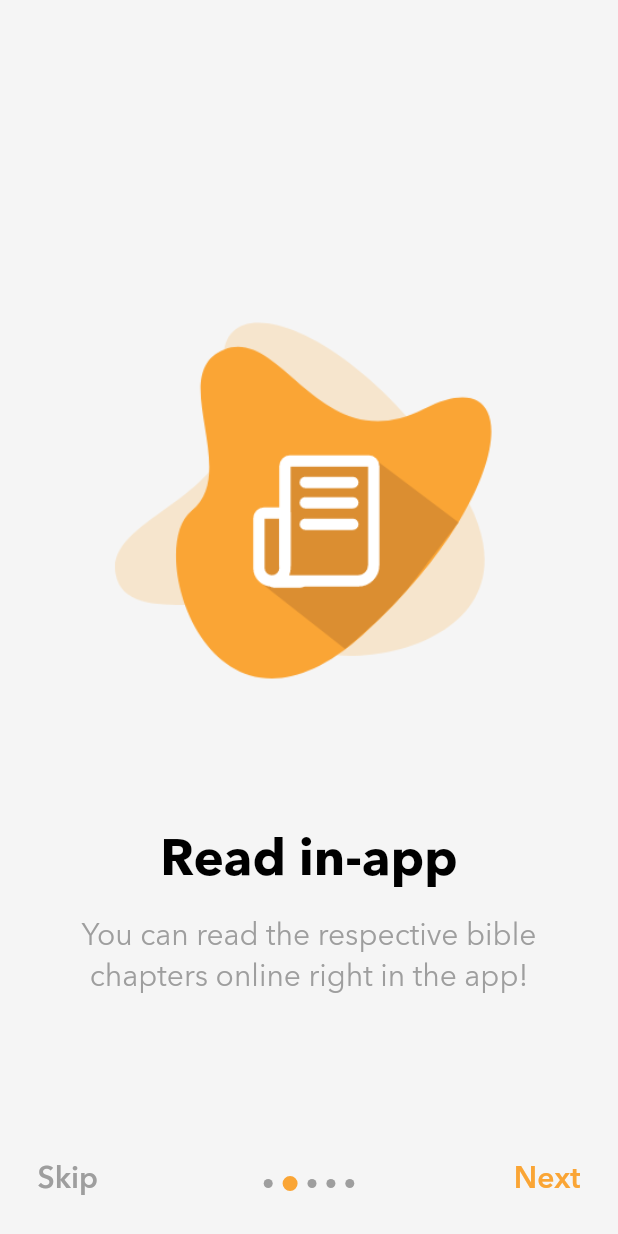
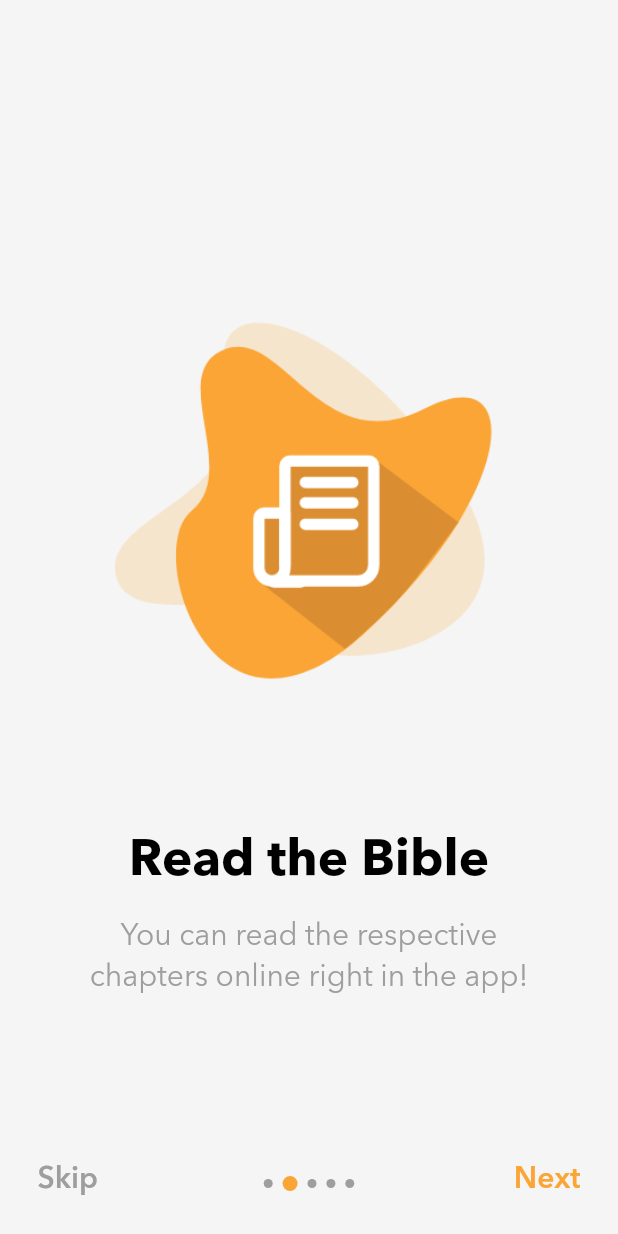
Before and after one commit to Mannydefreitas7/BibleRead, a Flutter app: the screen it shows after launch, swiped to page 2, on a phone screen of 412 x 824 dp. Run offline on Flutter 3.47's test engine with Material 2 defaults, Android fonts, the phone set to English and light mode, and no system bars; our stand-ins replace connectivity, flutter_html, flutter_local_notifications, flutter_slidable, flutter_spinkit, just_audio and 12 more; missing offline and left inert: auto_direction, better_uuid, extended_text, flutter_app_badger, flutter_device_locale, flutter_sfsymbols and 2 more; accounts and stored records are empty.

Commit message:
beta release 2

```diff
--- a/assets/lang/fr.json
+++ b/assets/lang/fr.json
@@ -9,7 +9,7 @@
     "mark_read": "Marquer comme lu",
     "read": "Lire",
     "play": "Ecouter",
-    "reading_plan": "Programme de lecture",
+    "reading_plan": "Lectures",
     "plan_0": "Normal",
     "plan_3": "Les écrits de Moïse",
     "plan_4": "Israël entre dans la Terre promise",
@@ -25,7 +25,7 @@
     "review_us_on_app_store": "Laisser une review",
     "start_reading_over": "Recommencer la lecture",
     "welcome": "Bienvenue!",
-    "listen": "Ecoutez",
+    "listen": "Ecouter",
     "save_bookmark": "Marquer la page",
     "current": "En ce moment",
     "day": "Jour",
@@ -66,5 +66,5 @@
     "intro_page_four": "Vous voulez quelque chose de différent? Choisissez l'un des 12 plans de lecture de la Bible!",
     "intro_page_five_title": "Suivez vos progrès",
     "intro_page_five": "Régler la progression de l'application à la vôtre. Vérifiez ou vous en êtes ou définissez une date de début de lecture.",
-    "cannot_select_a_date_in_the_future": "无法选择将来的日期"
+    "cannot_select_a_date_in_the_future": "Veuillez selectioner une date anterieure"
 }
--- a/lib/components/CompletedCard.dart
+++ b/lib/components/CompletedCard.dart
@@ -1,14 +1,10 @@
 
-
-import 'dart:io';
 
 import 'package:BibleRead/helpers/LocalDataBase.dart';
 import 'package:BibleRead/helpers/app_localizations.dart';
 import 'package:BibleRead/models/ReadingPlan.dart';
 import 'package:flutter/material.dart';
-import 'package:path_provider/path_provider.dart';
 import 'package:screenshot/screenshot.dart';
-import 'package:flutter_share_file/flutter_share_file.dart';
 
 class CompletedCard extends StatelessWidget {
   CompletedCard({Key key}) : super(key: key);
--- a/lib/components/HtmlView.dart
+++ b/lib/components/HtmlView.dart
@@ -5,7 +5,6 @@ import 'package:BibleRead/helpers/app_localizations.dart';
 import 'package:flutter_html/flutter_html.dart';
 import 'package:flutter/material.dart';
 import 'package:flutter/cupertino.dart';
-import 'package:flutter_localizations/flutter_localizations.dart';
 import "package:html/dom.dart" as dom;
 
 class HtmlView extends StatelessWidget {
--- a/lib/components/InformationCard.dart
+++ b/lib/components/InformationCard.dart
@@ -79,7 +79,7 @@ class InformationCard extends StatelessWidget {
           ListTile(
               title: new Center(
             child: FlatButton(
-                onPressed: () => LaunchReview.launch(writeReview: true),
+                onPressed: () => LaunchReview.launch(iOSAppId: '1472187500', androidAppId: 'com.wolinweb.BibleRead', writeReview: true),
                 child: new Text(
                    AppLocalizations.of(context).translate('review_us_on_app_store'),
                   style: TextStyle(
--- a/lib/helpers/DateTimeHelpers.dart
+++ b/lib/helpers/DateTimeHelpers.dart
@@ -1,5 +1,3 @@
-
-import 'dart:ui';
 
 import 'package:BibleRead/helpers/FirstLaunch.dart';
 import 'package:intl/intl.dart';
--- a/lib/helpers/JwOrgApiHelper.dart
+++ b/lib/helpers/JwOrgApiHelper.dart
@@ -1,5 +1,4 @@
 import 'dart:convert';
-import 'dart:io';
 import 'package:BibleRead/classes/ChapterAudio.dart';
 import 'package:BibleRead/helpers/LocalDataBase.dart';
 import 'package:BibleRead/models/JwBibleBook.dart';
--- a/lib/pages/OnBoardingPage.dart
+++ b/lib/pages/OnBoardingPage.dart
@@ -1,3 +1,4 @@
+import 'package:BibleRead/helpers/app_localizations.dart';
 import 'package:flutter/cupertino.dart';
 import 'package:flutter/material.dart';
 import '../classes/on_boarding_ui.dart';
@@ -13,31 +14,31 @@ class OnBoardingPage extends StatelessWidget {
 
         slides:[
         SliderModel.Slider(
-          sliderHeading: "Welcome",
-          sliderSubHeading: "Bible Read is a bible reading progress tracking application to help you keep up with your daily reading",
+          sliderHeading: AppLocalizations.of(context).translate('welcome'),
+          sliderSubHeading: AppLocalizations.of(context).translate('intro_page_one'),
           sliderImageUrl: 'assets/images/onboarding_welcome.png',
         ),
         SliderModel.Slider(
-          sliderHeading: "Read in-app",
-          sliderSubHeading: "You can read the respective bible chapters online right in the app!",
+          sliderHeading: AppLocalizations.of(context).translate('intro_page_two_title'),
+          sliderSubHeading: AppLocalizations.of(context).translate('intro_page_two'),
           sliderImageUrl: 'assets/images/onboarding_reading.png',
         ),
         SliderModel.Slider(
 
-          sliderHeading: "Listen the audio",
-          sliderSubHeading: "Not in the mood for reading? You can also listen audio for the day.",
+          sliderHeading: AppLocalizations.of(context).translate('intro_page_three_title'),
+          sliderSubHeading: AppLocalizations.of(context).translate('intro_page_three'),
           sliderImageUrl: 'assets/images/onboarding_audio.png',
         ),
          SliderModel.Slider(
 
-          sliderHeading: "Track your progress",
-          sliderSubHeading: "Adjust the app progress to yours. Check how far you’ve gone or set a reading start date.",
+          sliderHeading: AppLocalizations.of(context).translate('intro_page_five_title'),
+          sliderSubHeading: AppLocalizations.of(context).translate('intro_five_three'),
           sliderImageUrl: 'assets/images/onboarding_progress.png',
         ),
         SliderModel.Slider(
 
-          sliderHeading: "Choose a plan",
-          sliderSubHeading: "Adjust the app progress to yours. Check how far you’ve gone or set a reading start date.",
+          sliderHeading: AppLocalizations.of(context).translate('intro_page_four_title'),
+          sliderSubHeading: AppLocalizations.of(context).translate('intro_four_three'),
           sliderImageUrl: 'assets/images/onboarding_plan.png',
         )
       ], onFinish: (){
--- a/lib/pages/TodayPage.dart
+++ b/lib/pages/TodayPage.dart
@@ -8,10 +8,8 @@ import 'package:BibleRead/helpers/DateTimeHelpers.dart';
 import 'package:BibleRead/helpers/LocalDataBase.dart';
 import 'package:BibleRead/helpers/SharedPrefs.dart';
 import 'package:BibleRead/helpers/app_localizations.dart';
-import 'package:BibleRead/models/BibleBookListData.dart';
 import 'package:BibleRead/models/Plan.dart';
 import 'package:just_audio/just_audio.dart';
-import 'package:provider/provider.dart';
 import 'package:rxdart/rxdart.dart';
 import '../components/listenCard.dart';
 import '../components/readTodayCard.dart';
@@ -340,7 +338,7 @@ class _TodayPageState extends State<TodayPage> {
                                                   return ListenCard(
                                                     bookName: '',
                                                     isAudioPlaying: isPlaying,
-                                                    slider: slider,
+                                                    slider: slider != null ? slider : 0.0,
                                                     isSingle: isSingle,
                                                     next: () => isSingle
                                                         ? null
--- a/lib/pages/readingplanview/ReadingPlanView.dart
+++ b/lib/pages/readingplanview/ReadingPlanView.dart
@@ -143,7 +143,7 @@ class _ReadingPlanViewState extends State<ReadingPlanView> {
                   bibleBookListData.selectReadingPlan(widget.planId);
                   SharedPrefs().setBookMarkFalse();
                   SharedPrefs().setBookMarkData('');
-                  Navigator.popAndPushNamed(context, '/readingplans');
+                  Navigator.pop(context);
                 },
                 child: Text(
                     AppLocalizations.of(context).translate('start_plan'),
```
Also changed, not shown: assets/lang/ru.json (+11 -11 lines), lib/classes/DataPicker.dart (+0 -45 lines), lib/helpers/animations.dart (+8 -1 lines), lib/models/AllChapterListBloc.dart (+0 -9 lines), pubspec.yaml (+10 -0 lines), assets/icons/android_icon.png (added), assets/icons/icon.png (added), pubspec.lock, 15 other files.
